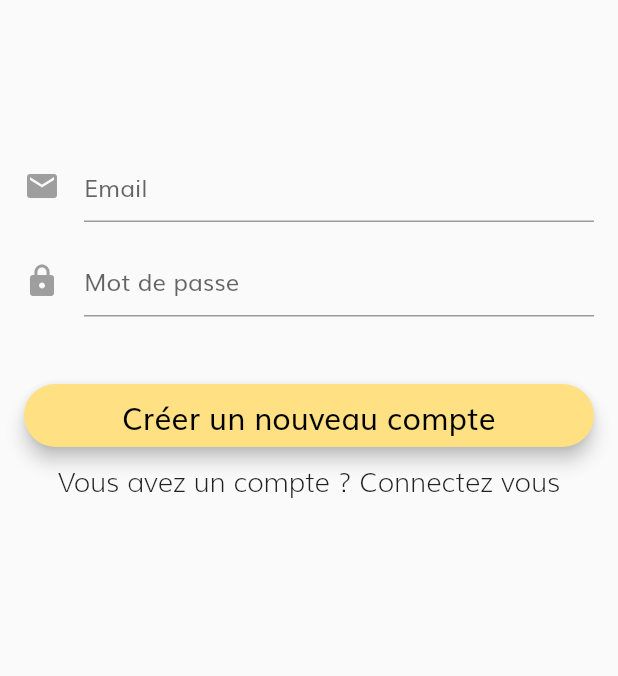
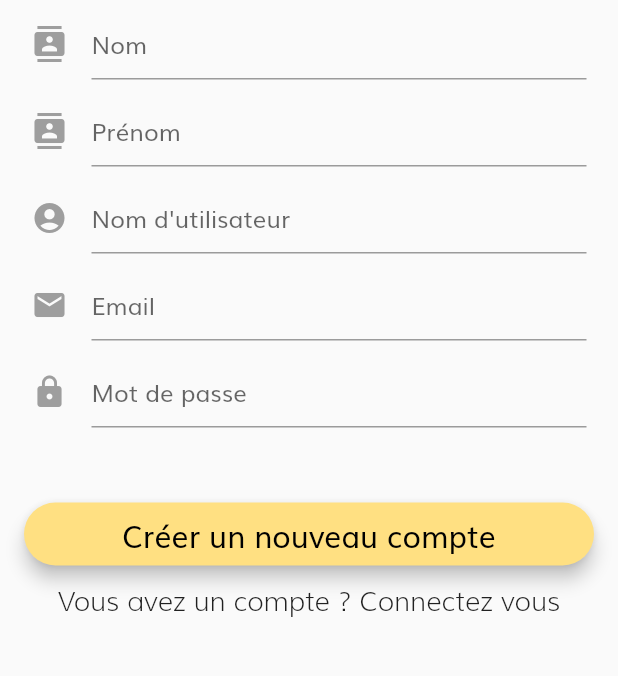
Before and after one commit to A2lam/goodtime, a Flutter app: the SignUpRoute screen opened directly, on a phone screen of 412 x 824 dp, the part 357-1033 px from its top. Run offline on Flutter 3.47's test engine with Material 2 defaults, Android fonts, the phone set to English and light mode, and no system bars; our stand-ins replace cloud_firestore, firebase_auth, flutter_secure_storage; accounts and stored records are empty.

Commit message:
App : Implementing sign up

```diff
--- a/lib/routes/SignUpRoute.dart
+++ b/lib/routes/SignUpRoute.dart
@@ -13,6 +13,9 @@ class SignUpRoute extends StatefulWidget {
 
 class _SignUpRouteState extends State<SignUpRoute> {
   final _formKey = new GlobalKey<FormState>();
+  String _firstname;
+  String _lastname;
+  String _username;
   String _email;
   String _password;
   String _errorMessage;
@@ -26,7 +29,7 @@ class _SignUpRouteState extends State<SignUpRoute> {
     super.initState();
   }
 
-  void _showVerifyEmailSentDialog() {
+  /*void _showVerifyEmailSentDialog() {
     showDialog(
       context: context,
       builder: (BuildContext context) {
@@ -45,7 +48,7 @@ class _SignUpRouteState extends State<SignUpRoute> {
         );
       },
     );
-  }
+  }*/
 
   // Check if the form is valid before proceeding login or signUp
   bool _validateAndSave() {
@@ -65,15 +68,16 @@ class _SignUpRouteState extends State<SignUpRoute> {
     });
 
     if (_validateAndSave()) {
-      String userId = "";
+      int userId;
       try {
-        // userId = await widget.auth.signUp(_email, _password);
+        userId = await widget.auth.signUp(_firstname, _lastname, _username, _email, _password);
         // widget.auth.sendEmailVerification();
         // _showVerifyEmailSentDialog();
         print('Signed up user: $userId');
 
-        if (userId.length > 0 && userId.length != null) {
+        if (null != userId) {
           widget.onSignedIn();
+          Navigator.pop(this.context);
         }
       }
       catch (e) {
@@ -122,6 +126,9 @@ class _SignUpRouteState extends State<SignUpRoute> {
           shrinkWrap: true,
           children: <Widget>[
             _showLogo(),
+            _showLastnameInput(),
+            _showFirstnameInput(),
+            _showUsernameInput(),
             _showEmailInput(),
             _showPasswordInput(),
             _showPrimaryButton(),
@@ -160,9 +167,69 @@ class _SignUpRouteState extends State<SignUpRoute> {
     );
   }
 
+  Widget _showLastnameInput () {
+    return new Padding(
+      padding: const EdgeInsets.all(5.0),
+      child: TextFormField(
+        maxLines: 1,
+        keyboardType: TextInputType.text,
+        autofocus: false,
+        decoration: InputDecoration(
+            hintText: 'Nom',
+            icon: Icon(
+              Icons.contacts,
+              color: Colors.grey,
+            )
+        ),
+        validator: (value) => value.isEmpty ? 'Vous devez renseigner un nom' : null,
+        onSaved: (value) => _lastname = value,
+      ),
+    );
+  }
+
+  Widget _showFirstnameInput () {
+    return new Padding(
+      padding: const EdgeInsets.all(5.0),
+      child: TextFormField(
+        maxLines: 1,
+        keyboardType: TextInputType.text,
+        autofocus: false,
+        decoration: InputDecoration(
+            hintText: 'Prénom',
+            icon: Icon(
+              Icons.contacts,
+              color: Colors.grey,
+            )
+        ),
+        validator: (value) => value.isEmpty ? 'Vous devez renseigner un prénom' : null,
+        onSaved: (value) => _firstname = value,
+      ),
+    );
+  }
+
+  Widget _showUsernameInput () {
+    return new Padding(
+      padding: const EdgeInsets.all(5.0),
+      child: TextFormField(
+        maxLines: 1,
+        keyboardType: TextInputType.text,
+        autofocus: false,
+        decoration: InputDecoration(
+            hintText: 'Nom d\'utilisateur',
+            icon: Icon(
+              Icons.account_circle,
+              color: Colors.grey,
+            )
+        ),
+        validator: (value) => value.isEmpty ? 'Vous devez renseigner un nom d\'utilisateur' : null,
+        onSaved: (value) => _username = value,
+      ),
+    );
+  }
+
   Widget _showEmailInput () {
     return new Padding(
-      padding: const EdgeInsets.fromLTRB(0.0, 100.0, 0.0, 0.0),
+      padding: const EdgeInsets.all(5.0),
       child: TextFormField(
         maxLines: 1,
         keyboardType: TextInputType.emailAddress,
@@ -182,7 +249,7 @@ class _SignUpRouteState extends State<SignUpRoute> {
 
   Widget _showPasswordInput () {
     return new Padding(
-      padding: const EdgeInsets.fromLTRB(0.0, 15.0, 0.0, 0.0),
+      padding: const EdgeInsets.all(5.0),
       child: TextFormField(
         maxLines: 1,
         obscureText: true,
```
Also changed, not shown: lib/services/APIAuthentication.dart (+14 -12 lines).
